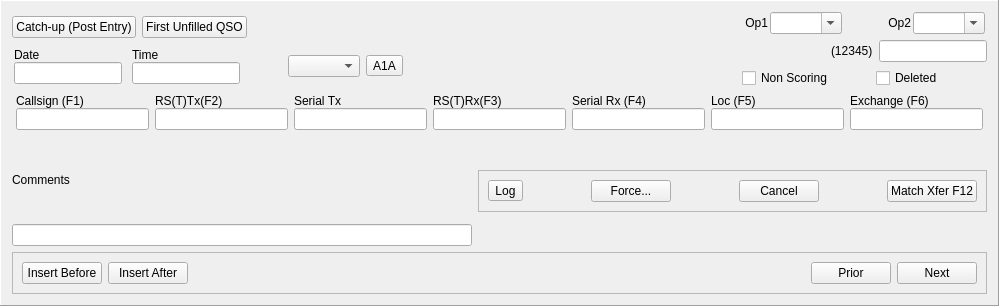
This is mqt/MqtLogger/qsologframe.ui in zsteva/backup-minos2 as Qt 5 draws it before an edit. The edited form follows.
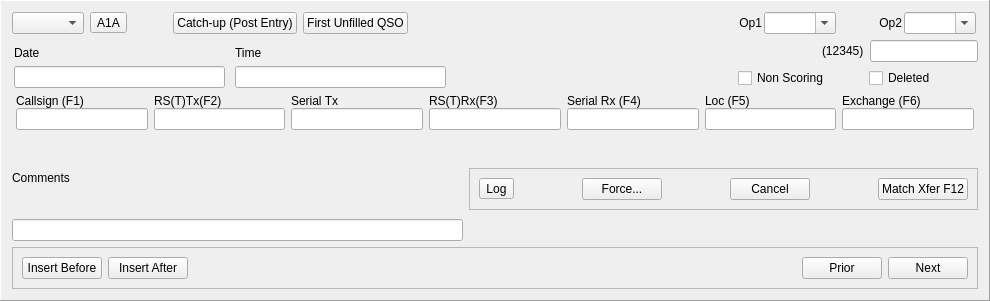
This is the edited form.

Patch:
```diff
--- a/mqt/MqtLogger/qsologframe.ui
+++ b/mqt/MqtLogger/qsologframe.ui
@@ -6,8 +6,8 @@
    <rect>
     <x>0</x>
     <y>0</y>
-    <width>999</width>
-    <height>306</height>
+    <width>990</width>
+    <height>301</height>
    </rect>
   </property>
   <property name="windowTitle">
@@ -31,6 +31,40 @@
         <layout class="QVBoxLayout" name="verticalLayout_11">
          <item>
           <layout class="QHBoxLayout" name="horizontalLayout_4">
+           <item>
+            <layout class="QHBoxLayout" name="horizontalLayout_2">
+             <item>
+              <widget class="QComboBox" name="ModeComboBoxGJV">
+               <property name="focusPolicy">
+                <enum>Qt::ClickFocus</enum>
+               </property>
+              </widget>
+             </item>
+             <item>
+              <widget class="QToolButton" name="ModeButton">
+               <property name="focusPolicy">
+                <enum>Qt::ClickFocus</enum>
+               </property>
+               <property name="text">
+                <string>A1A</string>
+               </property>
+              </widget>
+             </item>
+             <item>
+              <spacer name="horizontalSpacer_2">
+               <property name="orientation">
+                <enum>Qt::Horizontal</enum>
+               </property>
+               <property name="sizeHint" stdset="0">
+                <size>
+                 <width>40</width>
+                 <height>20</height>
+                </size>
+               </property>
+              </spacer>
+             </item>
+            </layout>
+           </item>
            <item>
             <widget class="QPushButton" name="CatchupButton">
              <property name="focusPolicy">
@@ -122,40 +156,6 @@
              </item>
             </layout>
            </item>
-           <item>
-            <layout class="QHBoxLayout" name="horizontalLayout_2">
-             <item>
-              <spacer name="horizontalSpacer_2">
-               <property name="orientation">
-                <enum>Qt::Horizontal</enum>
-               </property>
-               <property name="sizeHint" stdset="0">
-                <size>
-                 <width>40</width>
-                 <height>20</height>
-                </size>
-               </property>
-              </spacer>
-             </item>
-             <item>
-              <widget class="QComboBox" name="ModeComboBoxGJV">
-               <property name="focusPolicy">
-                <enum>Qt::ClickFocus</enum>
-               </property>
-              </widget>
-             </item>
-             <item>
-              <widget class="QToolButton" name="ModeButton">
-               <property name="focusPolicy">
-                <enum>Qt::ClickFocus</enum>
-               </property>
-               <property name="text">
-                <string>A1A</string>
-               </property>
-              </widget>
-             </item>
-            </layout>
-           </item>
           </layout>
          </item>
         </layout>
```
